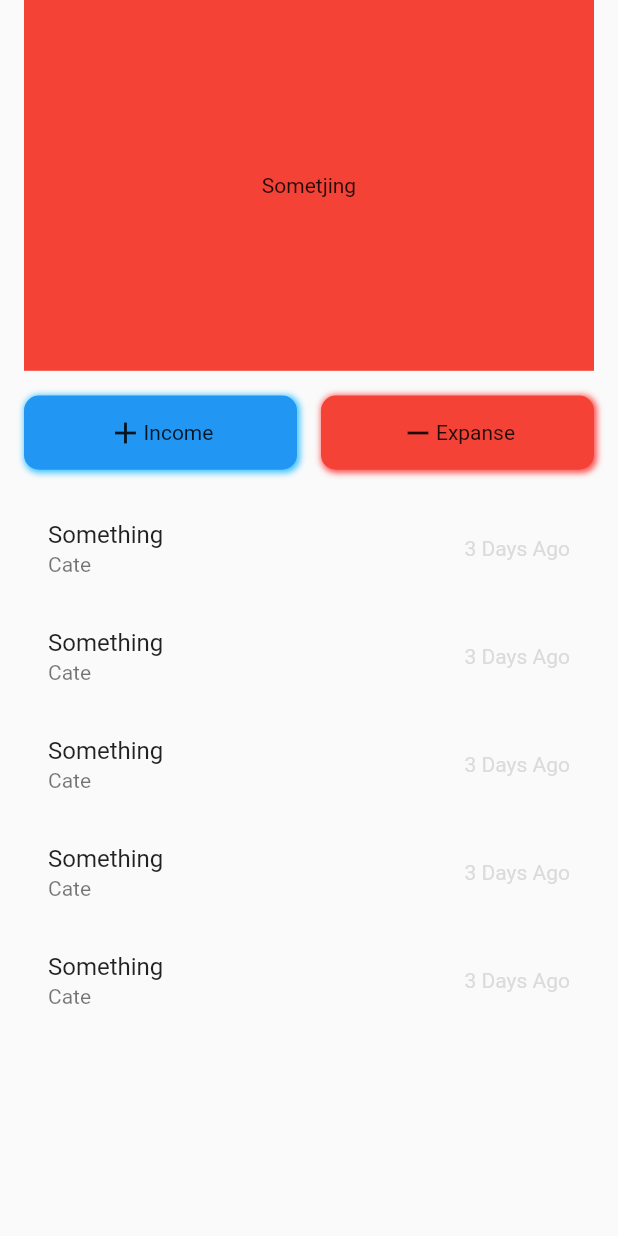
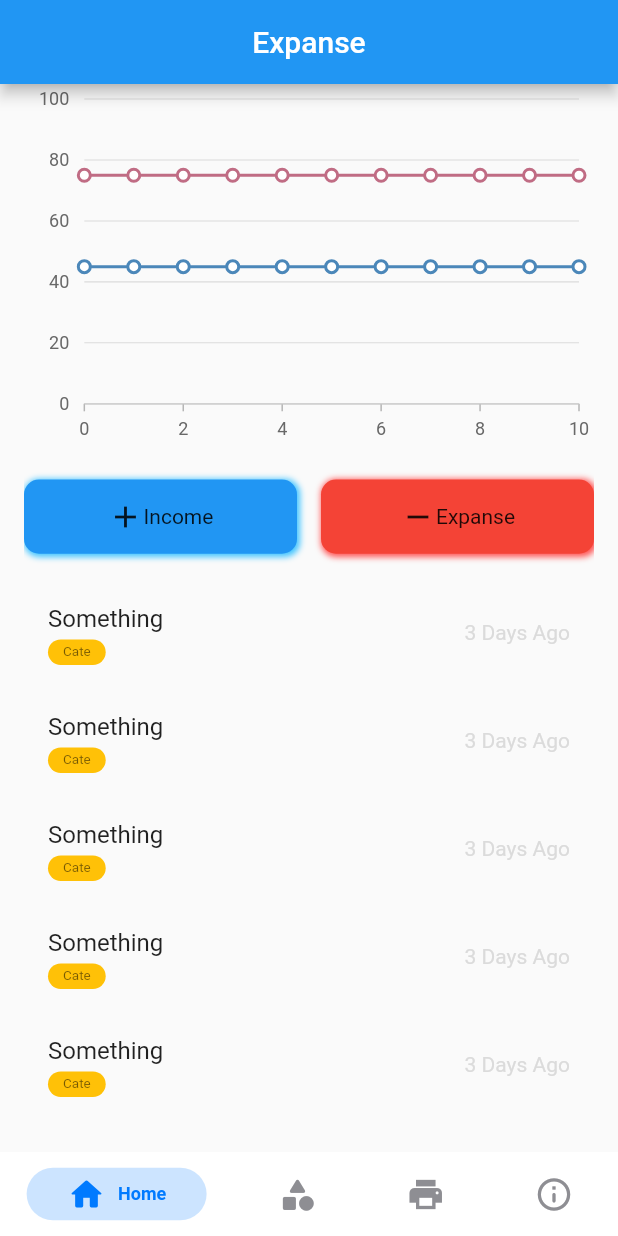
Before and after one commit to shamrat1/expanse_manager_app, a Flutter app: the screen it shows after launch, on a phone screen of 412 x 824 dp. Run offline on Flutter 3.47's test engine with Material 2 defaults, Android fonts, the phone set to English and light mode, and no system bars; drawn by our look-alikes of persistent_bottom_nav_bar; our stand-ins replace get, syncfusion_flutter_charts.

Commit message:
Design Updated

```diff
--- a/lib/main.dart
+++ b/lib/main.dart
@@ -1,5 +1,10 @@
+import 'package:expanse_manager/views/screens/about.dart';
+import 'package:expanse_manager/views/screens/category_page.dart';
 import 'package:expanse_manager/views/screens/home_page.dart';
+import 'package:expanse_manager/views/screens/report_page.dart';
 import 'package:flutter/material.dart';
+import 'package:get/get.dart';
+import 'package:persistent_bottom_nav_bar/persistent-tab-view.dart';
 
 void main() {
   runApp(const MyApp());
@@ -11,59 +16,44 @@ class MyApp extends StatelessWidget {
   // This widget is the root of your application.
   @override
   Widget build(BuildContext context) {
-    return MaterialApp(
+    return GetMaterialApp(
       title: 'Flutter Demo',
       theme: ThemeData(
         primarySwatch: Colors.blue,
       ),
-      home: const HomePage(),
+      home: LandingPage(),
     );
   }
 }
 
-class MyHomePage extends StatefulWidget {
-  const MyHomePage({Key? key, required this.title}) : super(key: key);
-
-  final String title;
+class LandingPage extends StatefulWidget {
+  LandingPage({Key? key, this.currentIndex = 0}) : super(key: key);
+  int currentIndex;
 
   @override
-  State<MyHomePage> createState() => _MyHomePageState();
+  _LandingPageState createState() => _LandingPageState();
 }
 
-class _MyHomePageState extends State<MyHomePage> {
-  int _counter = 0;
-
-  void _incrementCounter() {
-    setState(() {
-      _counter++;
-    });
-  }
-
+class _LandingPageState extends State<LandingPage> {
   @override
   Widget build(BuildContext context) {
-    return Scaffold(
-      appBar: AppBar(
-        title: Text(widget.title),
-      ),
-      body: Center(
-        child: Column(
-          mainAxisAlignment: MainAxisAlignment.center,
-          children: <Widget>[
-            const Text(
-              'You have pushed the button this many times:',
-            ),
-            Text(
-              '$_counter',
-              style: Theme.of(context).textTheme.headline4,
-            ),
-          ],
-        ),
-      ),
-      floatingActionButton: FloatingActionButton(
-        onPressed: _incrementCounter,
-        tooltip: 'Increment',
-        child: const Icon(Icons.add),
-      ), // This trailing comma makes auto-formatting nicer for build methods.
+    return PersistentTabView(
+      context,
+      screens: [
+        HomePage(),
+        CategoryPage(),
+        ReportPage(),
+        AboutPage(),
+      ],
+      items: [
+        PersistentBottomNavBarItem(
+            icon: Icon(Icons.home_rounded), title: "Home"),
+        PersistentBottomNavBarItem(
+            icon: Icon(Icons.category_rounded), title: "Categories"),
+        PersistentBottomNavBarItem(icon: Icon(Icons.print), title: "Report"),
+        PersistentBottomNavBarItem(
+            icon: Icon(Icons.info_outline_rounded), title: "About"),
+      ],
     );
   }
 }
--- a/lib/views/screens/home_page.dart
+++ b/lib/views/screens/home_page.dart
@@ -1,6 +1,10 @@
+import 'dart:math';
+
 import 'package:expanse_manager/app/controllers/HomeController.dart';
 import 'package:flutter/material.dart';
 import 'package:get/get.dart';
+import 'package:syncfusion_flutter_charts/charts.dart';
+import 'package:syncfusion_flutter_charts/sparkcharts.dart';
 
 class HomePage extends StatefulWidget {
   const HomePage({Key? key}) : super(key: key);
@@ -11,10 +15,23 @@ class HomePage extends StatefulWidget {
 
 class _HomePageState extends State<HomePage> {
   HomeController controller = Get.put(HomeController());
+  List<_ChartData>? _incomeData;
+  List<_ChartData>? _expanseData;
+
+  @override
+  void initState() {
+    // TODO: implement initState
+    super.initState();
+    _getChartData();
+  }
 
   @override
   Widget build(BuildContext context) {
     return Scaffold(
+      appBar: AppBar(
+        title: Text('Expanse'),
+        centerTitle: true,
+      ),
       body: Container(
         margin: EdgeInsets.only(top: MediaQuery.of(context).padding.top),
         padding: const EdgeInsets.symmetric(horizontal: 16),
@@ -30,8 +47,7 @@ class _HomePageState extends State<HomePage> {
                 Container(
                   height: Get.height * .30,
                   width: Get.width,
-                  color: Colors.red,
-                  child: Center(child: Text("Sometjing")),
+                  child: _buildAnimationSplineChart(),
                 ),
                 Container(
                   height: Get.height * .10,
@@ -49,7 +65,7 @@ class _HomePageState extends State<HomePage> {
                             decoration: BoxDecoration(
                               borderRadius: BorderRadius.circular(10),
                               color: Colors.blue,
-                              boxShadow: [
+                              boxShadow: const [
                                 BoxShadow(
                                   color: Colors.lightBlueAccent,
                                   blurRadius: 3,
@@ -60,7 +76,7 @@ class _HomePageState extends State<HomePage> {
                             ),
                             child: Row(
                               mainAxisAlignment: MainAxisAlignment.center,
-                              children: [
+                              children: const [
                                 Icon(Icons.add),
                                 Text("Income"),
                               ],
@@ -75,7 +91,7 @@ class _HomePageState extends State<HomePage> {
                             decoration: BoxDecoration(
                               borderRadius: BorderRadius.circular(10),
                               color: Colors.red[500],
-                              boxShadow: [
+                              boxShadow: const [
                                 BoxShadow(
                                   color: Colors.redAccent,
                                   blurRadius: 3,
@@ -86,7 +102,7 @@ class _HomePageState extends State<HomePage> {
                             ),
                             child: Row(
                               mainAxisAlignment: MainAxisAlignment.center,
-                              children: [
+                              children: const [
                                 Icon(Icons.remove),
                                 Text("Expanse"),
                               ],
@@ -105,10 +121,28 @@ class _HomePageState extends State<HomePage> {
                     child: ListView.builder(
                         itemCount: 5,
                         itemBuilder: (context, index) {
+                          // ignore: prefer_const_constructors
                           return ListTile(
-                            title: Text("Something"),
-                            subtitle: Text("Cate"),
-                            trailing: Text(
+                            title: const Text("Something"),
+                            subtitle: Row(
+                              children: [
+                                Container(
+                                  padding: const EdgeInsets.symmetric(
+                                    vertical: 3,
+                                    horizontal: 10,
+                                  ),
+                                  decoration: BoxDecoration(
+                                    color: Colors.amber,
+                                    borderRadius: BorderRadius.circular(10),
+                                  ),
+                                  child: const Text(
+                                    "Cate",
+                                    style: TextStyle(fontSize: 9),
+                                  ),
+                                ),
+                              ],
+                            ),
+                            trailing: const Text(
                               "3 Days Ago",
                               style: TextStyle(color: Color(0xffdbdbdb)),
                             ),
@@ -121,4 +155,67 @@ class _HomePageState extends State<HomePage> {
       ),
     );
   }
+
+  /// get the random value
+  int _getRandomInt(int min, int max) {
+    final Random random = Random();
+    return min + random.nextInt(max - min);
+  }
+
+  /// get the spline chart sample with dynamically updated data points.
+  SfCartesianChart _buildAnimationSplineChart() {
+    return SfCartesianChart(
+        plotAreaBorderWidth: 0,
+        primaryXAxis:
+            NumericAxis(majorGridLines: const MajorGridLines(width: 0)),
+        primaryYAxis: NumericAxis(
+            majorTickLines: const MajorTickLines(color: Colors.transparent),
+            axisLine: const AxisLine(width: 0),
+            minimum: 0,
+            maximum: 100),
+        series: _getDefaultSplineSeries());
+  }
+
+  /// get the spline series sample with dynamically updated data points.
+  List<SplineSeries<_ChartData, num>> _getDefaultSplineSeries() {
+    return <SplineSeries<_ChartData, num>>[
+      SplineSeries<_ChartData, num>(
+        dataSource: _incomeData!,
+        xValueMapper: (_ChartData sales, _) => sales.x,
+        yValueMapper: (_ChartData sales, _) => sales.y,
+        markerSettings: const MarkerSettings(isVisible: true),
+      ),
+      SplineSeries<_ChartData, num>(
+        dataSource: _expanseData!,
+        xValueMapper: (_ChartData sales, _) => sales.x,
+        yValueMapper: (_ChartData sales, _) => sales.y,
+        markerSettings: const MarkerSettings(isVisible: true),
+      ),
+    ];
+  }
+
+  @override
+  void dispose() {
+    _incomeData!.clear();
+    _expanseData!.clear();
+    super.dispose();
+  }
+
+  //Get the random data points
+  void _getChartData() {
+    _incomeData = <_ChartData>[];
+    for (int i = 0; i < 11; i++) {
+      _incomeData!.add(_ChartData(i, _getRandomInt(15, 85)));
+    }
+    _expanseData = <_ChartData>[];
+    for (int i = 0; i < 11; i++) {
+      _expanseData!.add(_ChartData(i, _getRandomInt(5, 80)));
+    }
+  }
 }
+
+class _ChartData {
+  _ChartData(this.x, this.y);
+  final int x;
+  final int y;
+}
--- a/pubspec.yaml
+++ b/pubspec.yaml
@@ -36,6 +36,8 @@ dependencies:
   cupertino_icons: ^1.0.2
   get: ^4.6.1
   argon_buttons_flutter: ^1.1.0
+  syncfusion_flutter_charts: ^19.4.41
+  persistent_bottom_nav_bar: ^4.0.2
 
 dev_dependencies:
   flutter_test:
```
Also changed, not shown: lib/app/extensions/color_extension.dart (added, +11 -0 lines), lib/views/screens/about.dart (added, +122 -0 lines), lib/views/screens/category_page.dart (+43 -0 lines), lib/views/screens/report_page.dart (+15 -0 lines), lib/views/screens/signin_page.dart (added, +21 -0 lines), lib/views/screens/signup_page.dart (added, +15 -0 lines), pubspec.lock.
